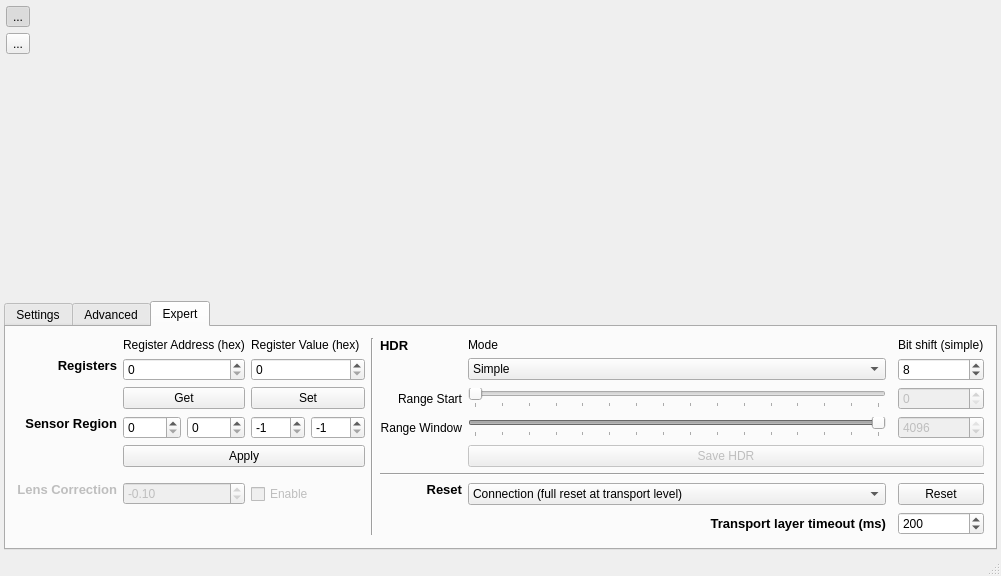
Before: the Qt Designer form ui/mainwindow.ui in emergent-design/libpsinc, drawn with Qt 5.
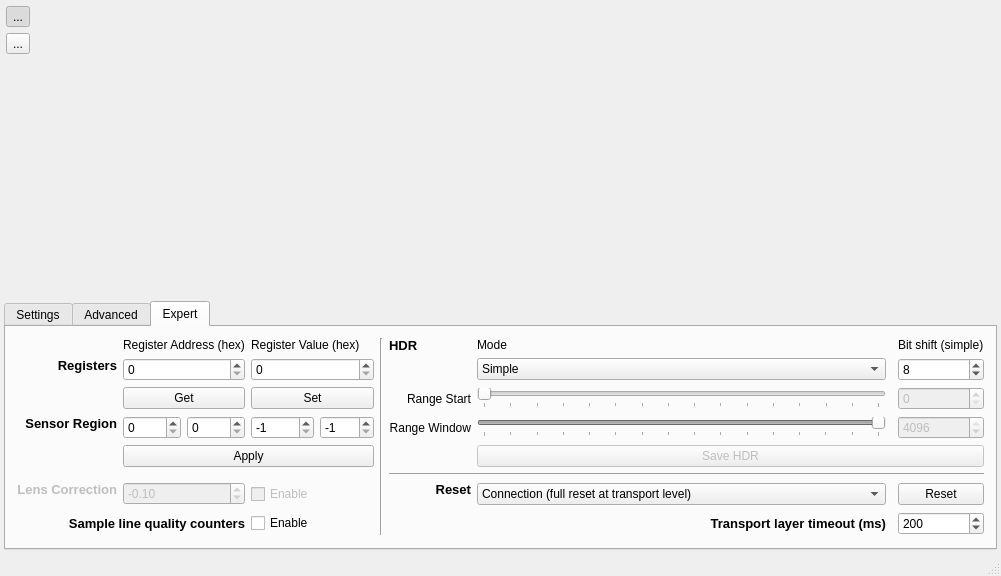
After: the same form once the commit is applied. Icons and pictures are not drawn. Custom widgets are drawn as their Qt base class.

Commit message: Added an option to sample line quality counters. This reads from a device only present in newer firmware, but will simply report 0s for older ones.

```diff
--- a/ui/mainwindow.ui
+++ b/ui/mainwindow.ui
@@ -1205,6 +1205,30 @@
           </property>
          </widget>
         </item>
+        <item row="7" column="3">
+         <widget class="QCheckBox" name="sampleQuality">
+          <property name="text">
+           <string>Enable</string>
+          </property>
+         </widget>
+        </item>
+        <item row="7" column="0" colspan="3">
+         <widget class="QLabel" name="sampleHeading">
+          <property name="font">
+           <font>
+            <pointsize>10</pointsize>
+            <weight>75</weight>
+            <bold>true</bold>
+           </font>
+          </property>
+          <property name="text">
+           <string>Sample line quality counters</string>
+          </property>
+          <property name="alignment">
+           <set>Qt::AlignRight|Qt::AlignTrailing|Qt::AlignVCenter</set>
+          </property>
+         </widget>
+        </item>
        </layout>
       </widget>
      </widget>
```
The commit also changes 2 other files.
